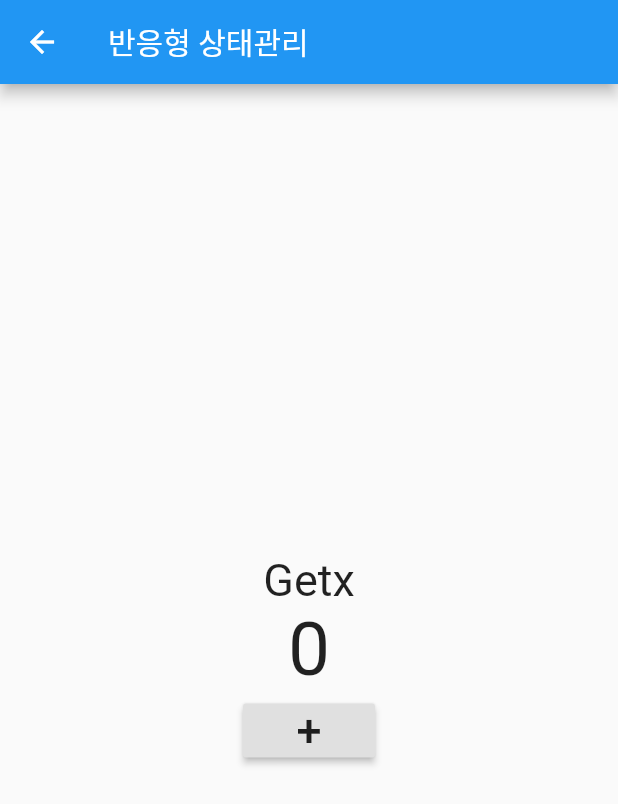
After one commit to hunderboy/Flutter_GetX, a Flutter app: the screen it shows after launch, after a tap on "반응형상태관리", on a phone screen of 412 x 824 dp. The commit adds this screen. Shown: the top 804 px of the screen. Run offline on Flutter 3.47's test engine with Material 2 defaults, Android fonts, the phone set to English and light mode, and no system bars; our stand-ins replace get.

Commit message:
Obx 반응형 데이터 변경 적용 OK

```diff
--- /dev/null
+++ b/lib/src/controller/count_controller_with_reactive.dart
@@ -0,0 +1,14 @@
+import 'package:get/get.dart';
+
+class CountControllerWithReactive {
+  /*** 반응형 변수 */
+  RxInt count = 0.obs;
+
+  /**
+   * 굳이 업데이트 하는 함수를 추가해 주지 않아도,
+   * 반응형이라서 변화가 있을때, 바로 변화된 데이터가 적용된다.
+   */
+  void increase() {
+    count++;
+  }
+}
--- a/lib/src/home.dart
+++ b/lib/src/home.dart
@@ -2,6 +2,7 @@ import 'package:flutter/material.dart';
 import 'package:get/get.dart';
 import 'package:getx_example/src/pages/simple_state_manage_page.dart';
 import 'pages/normal/first.dart';
+import 'pages/reactive_state_manage_page.dart';
 
 class Home extends StatelessWidget {
   const Home({Key? key}) : super(key: key);
@@ -41,6 +42,13 @@ class Home extends StatelessWidget {
                 Get.to(SimpleStateManagePage());
               },
             ),
+            RaisedButton(
+              child: Text("반응형상태관리"),
+              onPressed: () {
+                // arguments 에 객체나 String, Int 등 다양한 타입의 데이터를 이동하는 화면에 전달 가능
+                Get.to(ReactiveStateManagePage());
+              },
+            ),
           ],
         ),
       ),
--- /dev/null
+++ b/lib/src/pages/reactive_state_manage_page.dart
@@ -0,0 +1,41 @@
+import 'package:flutter/material.dart';
+import 'package:get/get.dart';
+import 'package:getx_example/src/controller/count_controller_with_getx.dart';
+import 'package:getx_example/src/controller/count_controller_with_provider.dart';
+import 'package:getx_example/src/controller/count_controller_with_reactive.dart';
+import 'package:getx_example/src/pages/state/with_getx.dart';
+import 'package:getx_example/src/pages/state/with_provider.dart';
+import 'package:provider/provider.dart';
+
+class ReactiveStateManagePage extends StatelessWidget {
+  const ReactiveStateManagePage({Key? key}) : super(key: key);
+
+  @override
+  Widget build(BuildContext context) {
+    Get.put(CountControllerWithReactive());
+
+    return Scaffold(
+      appBar: AppBar(
+        title: Text("반응형 상태관리"),
+      ),
+      body: Center(
+        child: Column(
+          mainAxisAlignment: MainAxisAlignment.center,
+          children: [
+            Text( "Getx", style: TextStyle(fontSize: 30)),
+            Obx(()=> Text(
+                "${Get.find<CountControllerWithReactive>().count.value}",
+                style: TextStyle(fontSize: 50))
+            ),
+            RaisedButton(
+              child: Text("+", style: TextStyle(fontSize: 30)),
+              onPressed: () {
+                Get.find<CountControllerWithReactive>().increase();
+              }
+            )
+          ],
+        ),
+      ),
+    );
+  }
+}
```
